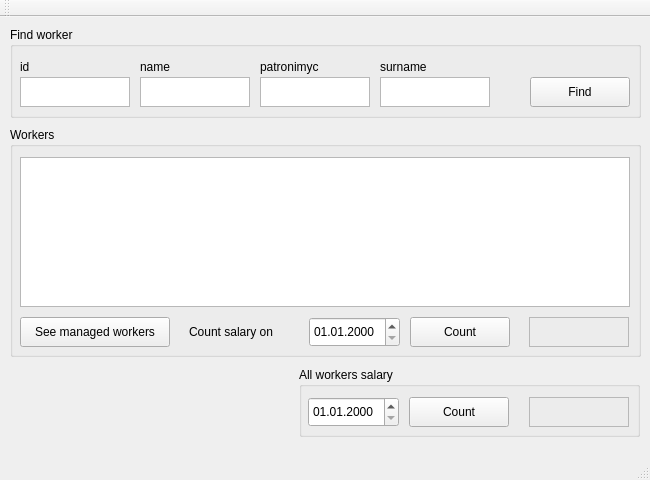
Qt form src/forms/mainwindow.ui (bspotf/workersbase) before a commit.
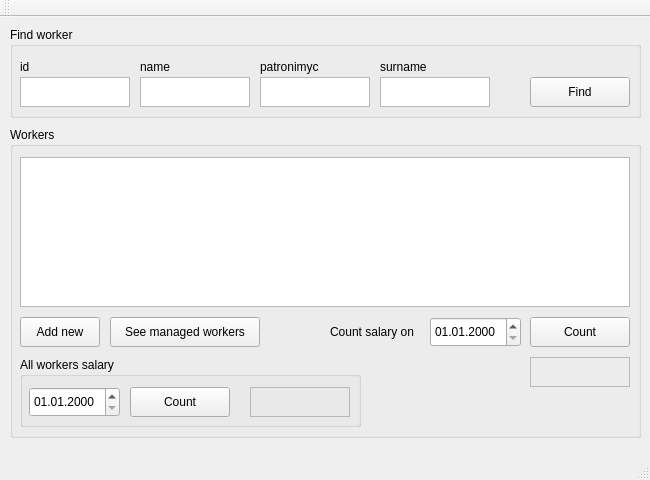
The same form after that commit.

```diff
--- a/src/forms/mainwindow.ui
+++ b/src/forms/mainwindow.ui
@@ -29,91 +29,13 @@
    <enum>Qt::LeftToRight</enum>
   </property>
   <widget class="QWidget" name="centralWidget">
-   <widget class="QGroupBox" name="groupBoxAllSalary">
-    <property name="geometry">
-     <rect>
-      <x>299</x>
-      <y>350</y>
-      <width>341</width>
-      <height>70</height>
-     </rect>
-    </property>
-    <property name="title">
-     <string>All workers salary</string>
-    </property>
-    <widget class="QPushButton" name="pushButtonCountAllSalary">
-     <property name="geometry">
-      <rect>
-       <x>110</x>
-       <y>30</y>
-       <width>100</width>
-       <height>30</height>
-      </rect>
-     </property>
-     <property name="text">
-      <string>Count</string>
-     </property>
-    </widget>
-    <widget class="QLabel" name="labelAllSalary">
-     <property name="geometry">
-      <rect>
-       <x>230</x>
-       <y>30</y>
-       <width>100</width>
-       <height>30</height>
-      </rect>
-     </property>
-     <property name="layoutDirection">
-      <enum>Qt::LeftToRight</enum>
-     </property>
-     <property name="frameShape">
-      <enum>QFrame::StyledPanel</enum>
-     </property>
-     <property name="text">
-      <string/>
-     </property>
-     <property name="alignment">
-      <set>Qt::AlignRight|Qt::AlignTrailing|Qt::AlignVCenter</set>
-     </property>
-    </widget>
-    <widget class="QDateEdit" name="dateEditAllSalary">
-     <property name="geometry">
-      <rect>
-       <x>9</x>
-       <y>30</y>
-       <width>91</width>
-       <height>30</height>
-      </rect>
-     </property>
-     <property name="maximumDateTime">
-      <datetime>
-       <hour>23</hour>
-       <minute>59</minute>
-       <second>59</second>
-       <year>7999</year>
-       <month>12</month>
-       <day>31</day>
-      </datetime>
-     </property>
-     <property name="maximumDate">
-      <date>
-       <year>7999</year>
-       <month>12</month>
-       <day>31</day>
-      </date>
-     </property>
-     <property name="displayFormat">
-      <string>dd.MM.yyyy</string>
-     </property>
-    </widget>
-   </widget>
    <widget class="QGroupBox" name="groupBoxWorkers">
     <property name="geometry">
      <rect>
       <x>10</x>
       <y>110</y>
       <width>631</width>
-      <height>230</height>
+      <height>311</height>
      </rect>
     </property>
     <property name="title">
@@ -122,7 +44,7 @@
     <widget class="QPushButton" name="pushButtonCount">
      <property name="geometry">
       <rect>
-       <x>400</x>
+       <x>520</x>
        <y>190</y>
        <width>100</width>
        <height>30</height>
@@ -135,7 +57,7 @@
     <widget class="QLabel" name="labelCountSalary">
      <property name="geometry">
       <rect>
-       <x>179</x>
+       <x>320</x>
        <y>190</y>
        <width>101</width>
        <height>30</height>
@@ -148,7 +70,7 @@
     <widget class="QPushButton" name="pushButtonSeeWorkers">
      <property name="geometry">
       <rect>
-       <x>10</x>
+       <x>100</x>
        <y>190</y>
        <width>150</width>
        <height>30</height>
@@ -171,7 +93,7 @@
     <widget class="QDateEdit" name="dateEdit">
      <property name="geometry">
       <rect>
-       <x>299</x>
+       <x>420</x>
        <y>190</y>
        <width>91</width>
        <height>30</height>
@@ -191,8 +113,8 @@
     <widget class="QLabel" name="labelWorkerSalary">
      <property name="geometry">
       <rect>
-       <x>519</x>
-       <y>190</y>
+       <x>520</x>
+       <y>230</y>
        <width>100</width>
        <height>30</height>
       </rect>
@@ -210,6 +132,97 @@
       <set>Qt::AlignRight|Qt::AlignTrailing|Qt::AlignVCenter</set>
      </property>
     </widget>
+    <widget class="QGroupBox" name="groupBoxAllSalary">
+     <property name="geometry">
+      <rect>
+       <x>10</x>
+       <y>230</y>
+       <width>341</width>
+       <height>70</height>
+      </rect>
+     </property>
+     <property name="title">
+      <string>All workers salary</string>
+     </property>
+     <widget class="QPushButton" name="pushButtonCountAllSalary">
+      <property name="geometry">
+       <rect>
+        <x>110</x>
+        <y>30</y>
+        <width>100</width>
+        <height>30</height>
+       </rect>
+      </property>
+      <property name="text">
+       <string>Count</string>
+      </property>
+     </widget>
+     <widget class="QLabel" name="labelAllSalary">
+      <property name="geometry">
+       <rect>
+        <x>230</x>
+        <y>30</y>
+        <width>100</width>
+        <height>30</height>
+       </rect>
+      </property>
+      <property name="layoutDirection">
+       <enum>Qt::LeftToRight</enum>
+      </property>
+      <property name="frameShape">
+       <enum>QFrame::StyledPanel</enum>
+      </property>
+      <property name="text">
+       <string/>
+      </property>
+      <property name="alignment">
+       <set>Qt::AlignRight|Qt::AlignTrailing|Qt::AlignVCenter</set>
+      </property>
+     </widget>
+     <widget class="QDateEdit" name="dateEditAllSalary">
+      <property name="geometry">
+       <rect>
+        <x>9</x>
+        <y>30</y>
+        <width>91</width>
+        <height>30</height>
+       </rect>
+      </property>
+      <property name="maximumDateTime">
+       <datetime>
+        <hour>23</hour>
+        <minute>59</minute>
+        <second>59</second>
+        <year>7999</year>
+        <month>12</month>
+        <day>31</day>
+       </datetime>
+      </property>
+      <property name="maximumDate">
+       <date>
+        <year>7999</year>
+        <month>12</month>
+        <day>31</day>
+       </date>
+      </property>
+      <property name="displayFormat">
+       <string>dd.MM.yyyy</string>
+      </property>
+     </widget>
+    </widget>
+    <widget class="QPushButton" name="pushButtonCreateNew">
+     <property name="geometry">
+      <rect>
+       <x>10</x>
+       <y>190</y>
+       <width>80</width>
+       <height>30</height>
+      </rect>
+     </property>
+     <property name="text">
+      <string>Add new</string>
+     </property>
+    </widget>
    </widget>
    <widget class="QGroupBox" name="groupBoxFindWorker">
     <property name="geometry">
```
